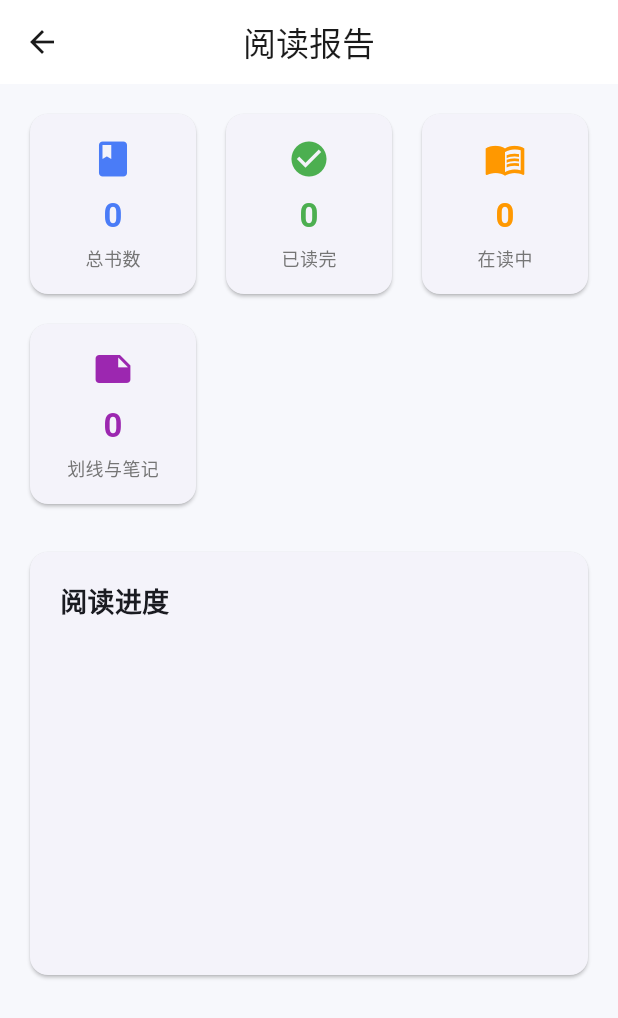
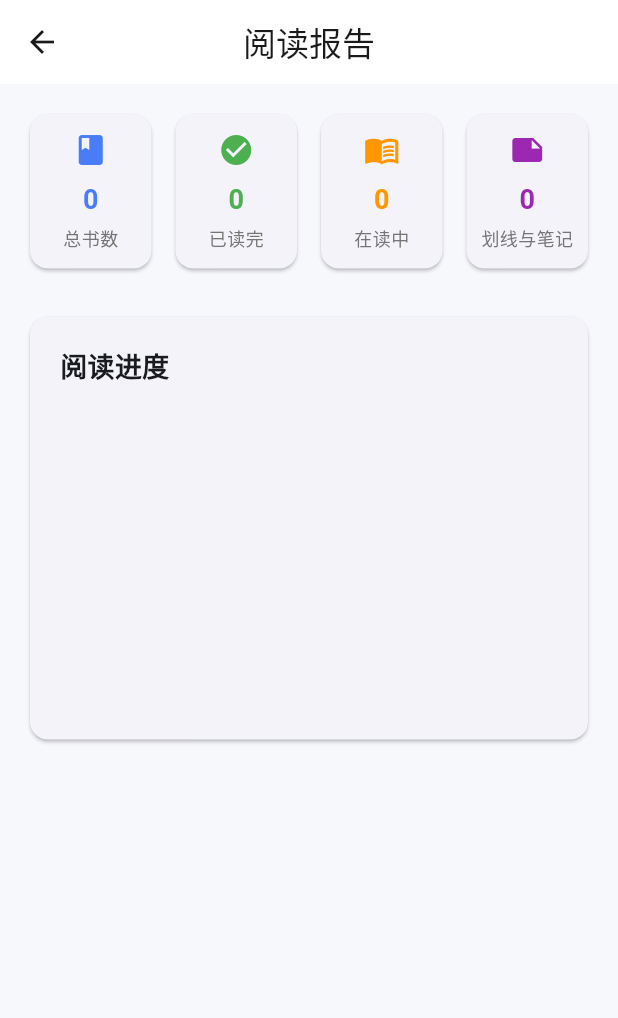
Before and after one commit to zhao922-bot/weread-companion-flutter, a Flutter app: the ReportPage screen opened directly, on a phone screen of 412 x 824 dp. Shown: the top 1018 px of the screen. Run offline on Flutter 3.47's test engine with Material 3 defaults, Android fonts, the phone set to English and light mode, and no system bars; drawn by our look-alikes of fl_chart; our stand-ins replace dio, flutter_secure_storage, qr_flutter, share_plus, shared_preferences, sqflite; accounts and stored records are empty.

Commit message:
feat: v2.3.4 书架 3/4 列 + 报告统计卡片一排

```diff
--- a/lib/pages/bookshelf_page.dart
+++ b/lib/pages/bookshelf_page.dart
@@ -39,7 +39,7 @@ class _BookshelfPageState extends State<BookshelfPage> {
     if (!mounted) return;
     final columns = prefs.getInt(_densityKey);
     setState(() {
-      _crossAxisCount = columns == 2 ? 2 : 3;
+      _crossAxisCount = columns == 4 ? 4 : 3;
       _densityLoaded = true;
     });
   }
@@ -142,11 +142,11 @@ class _BookshelfPageState extends State<BookshelfPage> {
             initialValue: _crossAxisCount,
             onSelected: _setDensity,
             itemBuilder: (context) => [
-              for (final columns in [2, 3])
+              for (final columns in [3, 4])
                 CheckedPopupMenuItem(
                   value: columns,
                   checked: _crossAxisCount == columns,
-                  child: Text('$columns 列 · ${columns == 2 ? '宽松' : '紧凑'}'),
+                  child: Text('$columns 列 · ${columns == 3 ? '紧凑' : '更紧凑'}'),
                 ),
             ],
           ),
--- a/lib/pages/report_page.dart
+++ b/lib/pages/report_page.dart
@@ -115,20 +115,12 @@ class _ReportPageState extends State<ReportPage> {
             Row(
               children: [
                 _StatCard('总书数', '$_totalBooks', Icons.book, cs.primary),
-                const SizedBox(width: 12),
+                const SizedBox(width: 8),
                 _StatCard('已读完', '$_readBooks', Icons.check_circle, const Color(0xFF4CAF50)),
-                const SizedBox(width: 12),
+                const SizedBox(width: 8),
                 _StatCard('在读中', '$_readingBooks', Icons.menu_book, const Color(0xFFFF9800)),
-              ],
-            ),
-            const SizedBox(height: 12),
-            Row(
-              children: [
+                const SizedBox(width: 8),
                 _StatCard('划线与笔记', '$_totalNotes', Icons.note, const Color(0xFF9C27B0)),
-                const SizedBox(width: 12),
-                const Expanded(child: SizedBox()),
-                const SizedBox(width: 12),
-                const Expanded(child: SizedBox()),
               ],
             ),
             const SizedBox(height: 24),
@@ -335,12 +327,12 @@ class _StatCard extends StatelessWidget {
       child: Card(
         shape: RoundedRectangleBorder(borderRadius: BorderRadius.circular(12)),
         child: Padding(
-          padding: const EdgeInsets.symmetric(vertical: 16, horizontal: 12),
+          padding: const EdgeInsets.symmetric(vertical: 12, horizontal: 8),
           child: Column(
             children: [
-              Icon(icon, color: color, size: 28),
+              Icon(icon, color: color, size: 24),
               const SizedBox(height: 8),
-              Text(value, style: TextStyle(fontSize: 22, fontWeight: FontWeight.bold, color: color)),
+              Text(value, style: TextStyle(fontSize: 18, fontWeight: FontWeight.bold, color: color)),
               const SizedBox(height: 4),
               Text(label, style: TextStyle(fontSize: 12, color: Colors.grey[600])),
             ],
--- a/pubspec.yaml
+++ b/pubspec.yaml
@@ -1,7 +1,7 @@
 name: weread_companion
 description: 微信读书伴侣 - Flutter 版本
 publish_to: 'none'
-version: 2.3.3+10
+version: 2.3.4+11
 
 environment:
   sdk: '>=3.0.0 <4.0.0'
```
Also changed, not shown: 1 other file.
